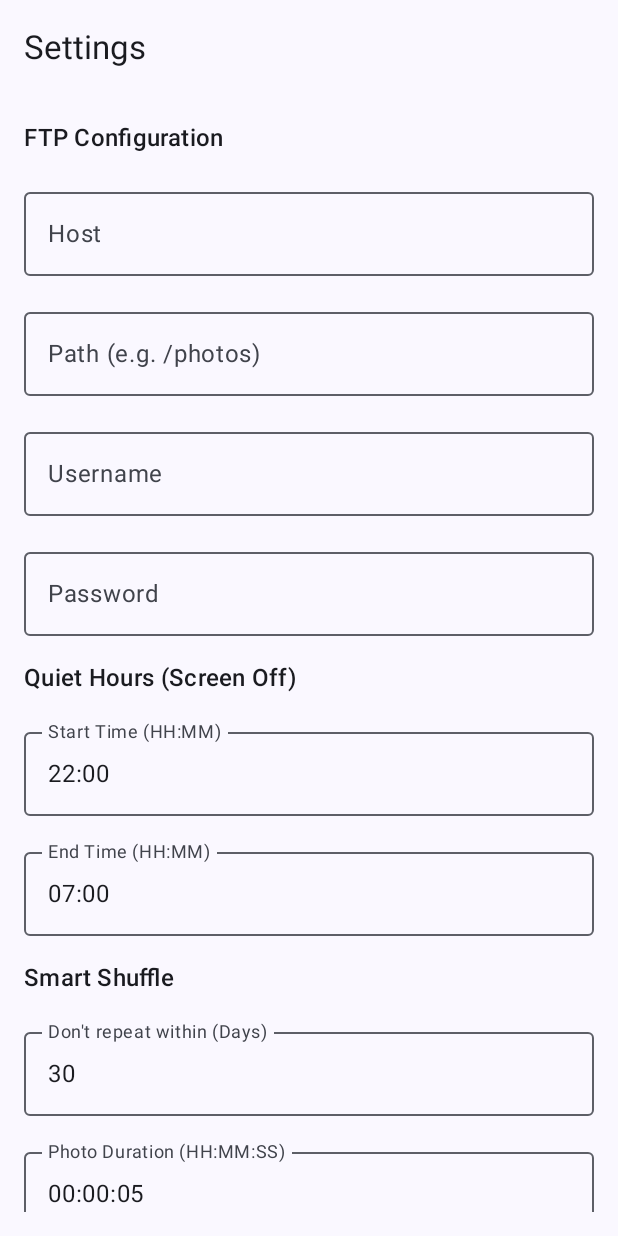
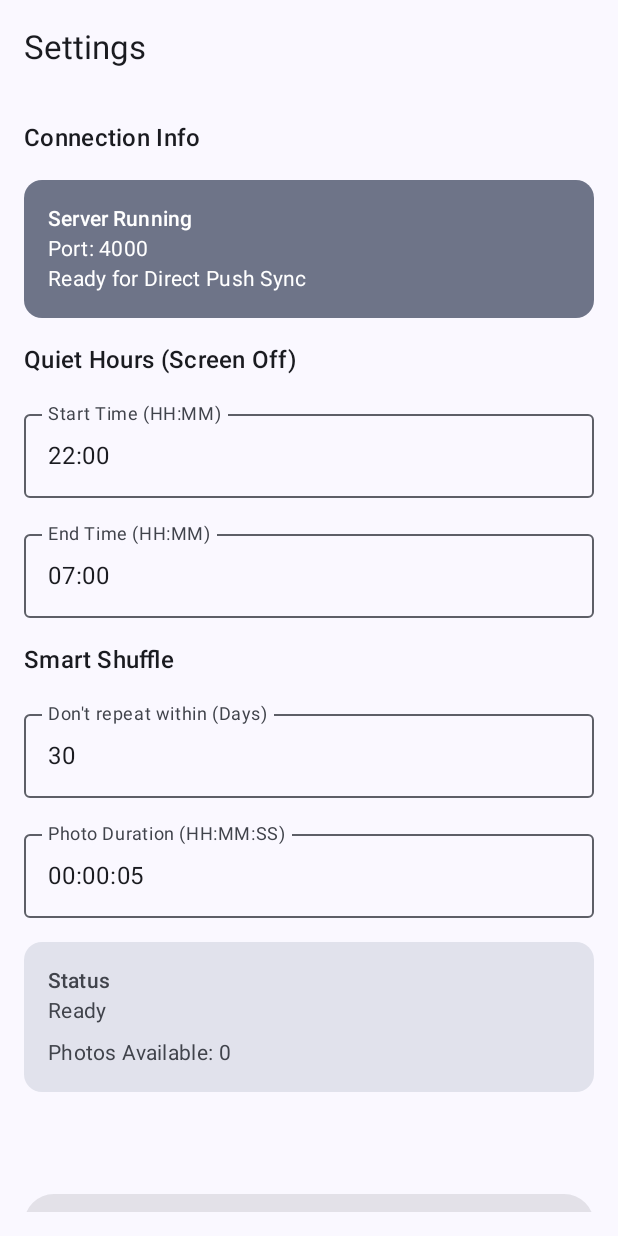
Before and after one commit to nmishkin/SlideShowAi, an Android app built with Jetpack Compose: the SettingsScreen screen opened through its navigation route, on a phone screen of 412 x 824 dp. Run offline under Robolectric (Android 15) with nearby library versions, the phone set to English and light mode, and no system bars; our stand-ins replace Room's generated code.

Commit message:
Remove FTP stuff; just upload directly from script to app

```diff
--- a/app/src/main/java/org/amsa/slideshowai/MainActivity.kt
+++ b/app/src/main/java/org/amsa/slideshowai/MainActivity.kt
@@ -40,20 +40,15 @@ class MainActivity : ComponentActivity() {
                     NavHost(navController = navController, startDestination = "settings") {
                         composable("settings") {
                             SettingsScreen(
-                                serverHost = viewModel.serverHost,
-                                serverPath = viewModel.serverPath,
-                                serverUsername = viewModel.serverUsername,
-                                serverPassword = viewModel.serverPassword,
                                 quietHoursStart = viewModel.quietHoursStart,
                                 quietHoursEnd = viewModel.quietHoursEnd,
                                 smartShuffleDays = viewModel.smartShuffleDays.toString(),
                                 photoDuration = viewModel.photoDuration,
                                 statusMessage = viewModel.statusMessage,
                                 syncErrorMessage = viewModel.syncErrorMessage,
-                                onConfigChange = { host, path, user, pass, qStart, qEnd, days, duration ->
-                                    viewModel.updateServerConfig(host, path, user, pass, qStart, qEnd, days, duration)
+                                onConfigChange = { qStart, qEnd, days, duration ->
+                                    viewModel.updateServerConfig(qStart, qEnd, days, duration)
                                 },
-                                onSyncClick = { viewModel.startSync() },
                                 onClearSyncError = { viewModel.clearSyncError() },
                                 onStartSlideshow = { navController.navigate("slideshow") },
                                 photoCount = viewModel.localPhotos.size
--- a/app/src/main/java/org/amsa/slideshowai/data/PreferencesRepository.kt
+++ b/app/src/main/java/org/amsa/slideshowai/data/PreferencesRepository.kt
@@ -15,28 +15,19 @@ val Context.dataStore: DataStore<Preferences> by preferencesDataStore(name = "se
 class PreferencesRepository(private val context: Context) {
 
     companion object {
-        val SERVER_HOST_KEY = stringPreferencesKey("server_host")
-        val SERVER_PATH_KEY = stringPreferencesKey("server_path")
-        val SERVER_USERNAME_KEY = stringPreferencesKey("server_username")
         val QUIET_HOURS_START_KEY = stringPreferencesKey("quiet_hours_start")
         val QUIET_HOURS_END_KEY = stringPreferencesKey("quiet_hours_end")
         val SMART_SHUFFLE_DAYS_KEY = intPreferencesKey("smart_shuffle_days")
         val PHOTO_DURATION_KEY = stringPreferencesKey("photo_duration")
     }
 
-    val serverHost: Flow<String> = context.dataStore.data.map { it[SERVER_HOST_KEY] ?: "" }
-    val serverPath: Flow<String> = context.dataStore.data.map { it[SERVER_PATH_KEY] ?: "" }
-    val serverUsername: Flow<String> = context.dataStore.data.map { it[SERVER_USERNAME_KEY] ?: "" }
     val quietHoursStart: Flow<String> = context.dataStore.data.map { it[QUIET_HOURS_START_KEY] ?: "22:00" }
     val quietHoursEnd: Flow<String> = context.dataStore.data.map { it[QUIET_HOURS_END_KEY] ?: "07:00" }
     val smartShuffleDays: Flow<Int> = context.dataStore.data.map { it[SMART_SHUFFLE_DAYS_KEY] ?: 30 }
     val photoDuration: Flow<String> = context.dataStore.data.map { it[PHOTO_DURATION_KEY] ?: "00:00:05" }
 
-    suspend fun saveServerConfig(host: String, path: String, username: String, quietStart: String, quietEnd: String, shuffleDays: Int, duration: String) {
+    suspend fun saveServerConfig(quietStart: String, quietEnd: String, shuffleDays: Int, duration: String) {
         context.dataStore.edit { preferences ->
-            preferences[SERVER_HOST_KEY] = host
-            preferences[SERVER_PATH_KEY] = path
-            preferences[SERVER_USERNAME_KEY] = username
             preferences[QUIET_HOURS_START_KEY] = quietStart
             preferences[QUIET_HOURS_END_KEY] = quietEnd
             preferences[SMART_SHUFFLE_DAYS_KEY] = shuffleDays
--- a/app/src/main/java/org/amsa/slideshowai/ui/SettingsScreen.kt
+++ b/app/src/main/java/org/amsa/slideshowai/ui/SettingsScreen.kt
@@ -26,18 +26,13 @@ import androidx.compose.ui.text.input.PasswordVisualTransformation
 @OptIn(ExperimentalMaterial3Api::class)
 @Composable
 fun SettingsScreen(
-    serverHost: String,
-    serverPath: String,
-    serverUsername: String,
-    serverPassword: String,
     quietHoursStart: String,
     quietHoursEnd: String,
     smartShuffleDays: String,
     photoDuration: String,
     statusMessage: String,
     syncErrorMessage: String?,
-    onConfigChange: (String, String, String, String, String, String, String, String) -> Unit,
-    onSyncClick: () -> Unit,
+    onConfigChange: (String, String, String, String) -> Unit,
     onClearSyncError: () -> Unit,
     onStartSlideshow: () -> Unit,
     photoCount: Int
@@ -55,46 +50,24 @@ fun SettingsScreen(
                 .verticalScroll(androidx.compose.foundation.rememberScrollState()),
             verticalArrangement = Arrangement.spacedBy(16.dp)
         ) {
-            Text("FTP Configuration", style = MaterialTheme.typography.titleMedium)
+            Text("Connection Info", style = MaterialTheme.typography.titleMedium)
 
-            OutlinedTextField(
-                value = serverHost,
-                onValueChange = { onConfigChange(it, serverPath, serverUsername, serverPassword, quietHoursStart, quietHoursEnd, smartShuffleDays, photoDuration) },
-                label = { Text("Host") },
+            Card(
                 modifier = Modifier.fillMaxWidth(),
-                singleLine = true
-            )
-
-            OutlinedTextField(
-                value = serverPath,
-                onValueChange = { onConfigChange(serverHost, it, serverUsername, serverPassword, quietHoursStart, quietHoursEnd, smartShuffleDays, photoDuration) },
-                label = { Text("Path (e.g. /photos)") },
-                modifier = Modifier.fillMaxWidth(),
-                singleLine = true
-            )
-
-            OutlinedTextField(
-                value = serverUsername,
-                onValueChange = { onConfigChange(serverHost, serverPath, it, serverPassword, quietHoursStart, quietHoursEnd, smartShuffleDays, photoDuration) },
-                label = { Text("Username") },
-                modifier = Modifier.fillMaxWidth(),
-                singleLine = true
-            )
-
-            OutlinedTextField(
-                value = serverPassword,
-                onValueChange = { onConfigChange(serverHost, serverPath, serverUsername, it, quietHoursStart, quietHoursEnd, smartShuffleDays, photoDuration) },
-                label = { Text("Password") },
-                modifier = Modifier.fillMaxWidth(),
-                singleLine = true,
-                visualTransformation = PasswordVisualTransformation()
-            )
+                colors = CardDefaults.cardColors(containerColor = MaterialTheme.colorScheme.secondaryContainer)
+            ) {
+                 Column(modifier = Modifier.padding(16.dp)) {
+                    Text("Server Running", style = MaterialTheme.typography.titleSmall)
+                    Text("Port: 4000", style = MaterialTheme.typography.bodyMedium)
+                    Text("Ready for Direct Push Sync", style = MaterialTheme.typography.bodyMedium)
+                 }
+            }
 
             Text("Quiet Hours (Screen Off)", style = MaterialTheme.typography.titleMedium)
 
             OutlinedTextField(
                 value = quietHoursStart,
-                onValueChange = { onConfigChange(serverHost, serverPath, serverUsername, serverPassword, it, quietHoursEnd, smartShuffleDays, photoDuration) },
+                onValueChange = { onConfigChange(it, quietHoursEnd, smartShuffleDays, photoDuration) },
                 label = { Text("Start Time (HH:MM)") },
                 modifier = Modifier.fillMaxWidth(),
                 singleLine = true
@@ -102,7 +75,7 @@ fun SettingsScreen(
 
             OutlinedTextField(
                 value = quietHoursEnd,
-                onValueChange = { onConfigChange(serverHost, serverPath, serverUsername, serverPassword, quietHoursStart, it, smartShuffleDays, photoDuration) },
+                onValueChange = { onConfigChange(quietHoursStart, it, smartShuffleDays, photoDuration) },
                 label = { Text("End Time (HH:MM)") },
                 modifier = Modifier.fillMaxWidth(),
                 singleLine = true
@@ -112,7 +85,7 @@ fun SettingsScreen(
 
             OutlinedTextField(
                 value = smartShuffleDays,
-                onValueChange = { onConfigChange(serverHost, serverPath, serverUsername, serverPassword, quietHoursStart, quietHoursEnd, it, photoDuration) },
+                onValueChange = { onConfigChange(quietHoursStart, quietHoursEnd, it, photoDuration) },
                 label = { Text("Don't repeat within (Days)") },
                 modifier = Modifier.fillMaxWidth(),
                 singleLine = true,
@@ -121,18 +94,13 @@ fun SettingsScreen(
 
             OutlinedTextField(
                 value = photoDuration,
-                onValueChange = { onConfigChange(serverHost, serverPath, serverUsername, serverPassword, quietHoursStart, quietHoursEnd, smartShuffleDays, it) },
+                onValueChange = { onConfigChange(quietHoursStart, quietHoursEnd, smartShuffleDays, it) },
                 label = { Text("Photo Duration (HH:MM:SS)") },
                 modifier = Modifier.fillMaxWidth(),
                 singleLine = true
             )
 
-            Button(
-                onClick = onSyncClick,
-                modifier = Modifier.fillMaxWidth()
-            ) {
-                Text("Sync Now")
-            }
+
 
             Card(
                 modifier = Modifier.fillMaxWidth(),
```
Also changed, not shown: app/src/main/java/org/amsa/slideshowai/data/PhotoSyncRepository.kt (deleted, +0 -109 lines), app/src/main/java/org/amsa/slideshowai/data/TcpCommandServer.kt (+31 -17 lines), app/src/main/java/org/amsa/slideshowai/ui/MainViewModel.kt (+84 -87 lines), 1 other file.
